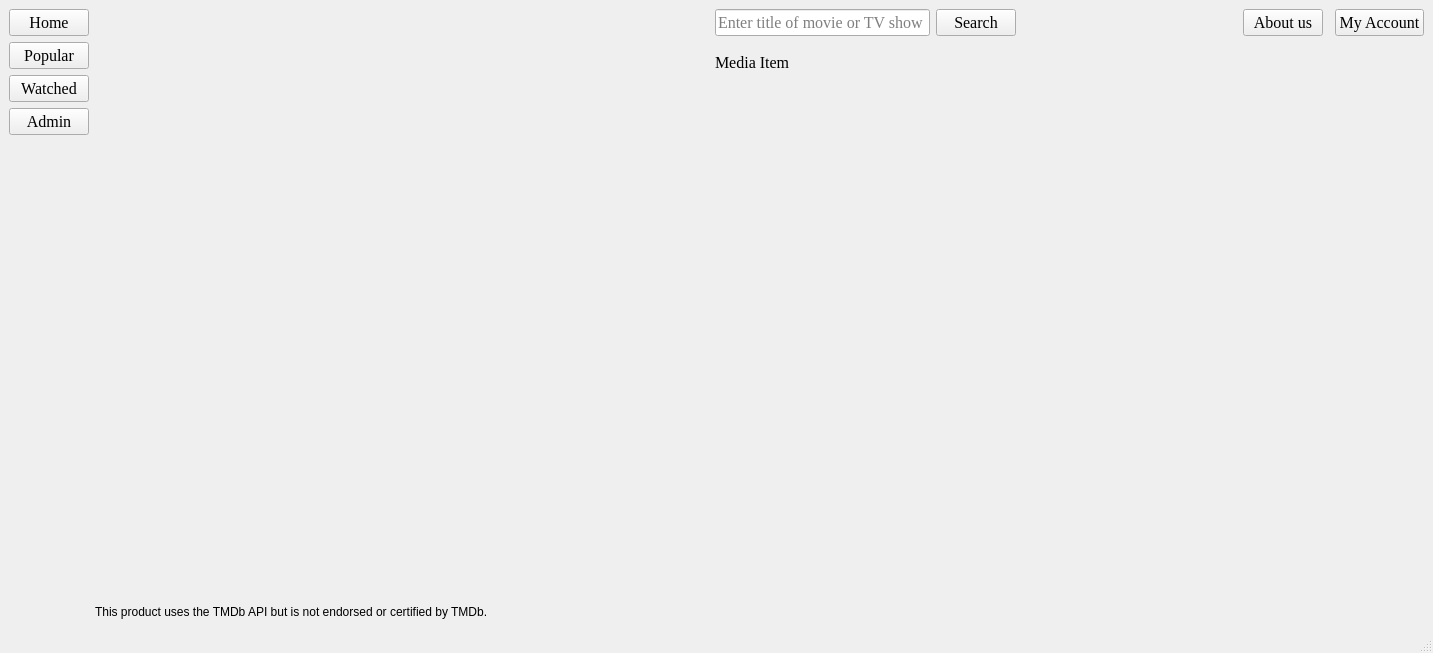
Before: the Qt Designer form PlotTalk/Forms/dashboard.ui in allanhaywood/CS441, drawn with Qt 5.
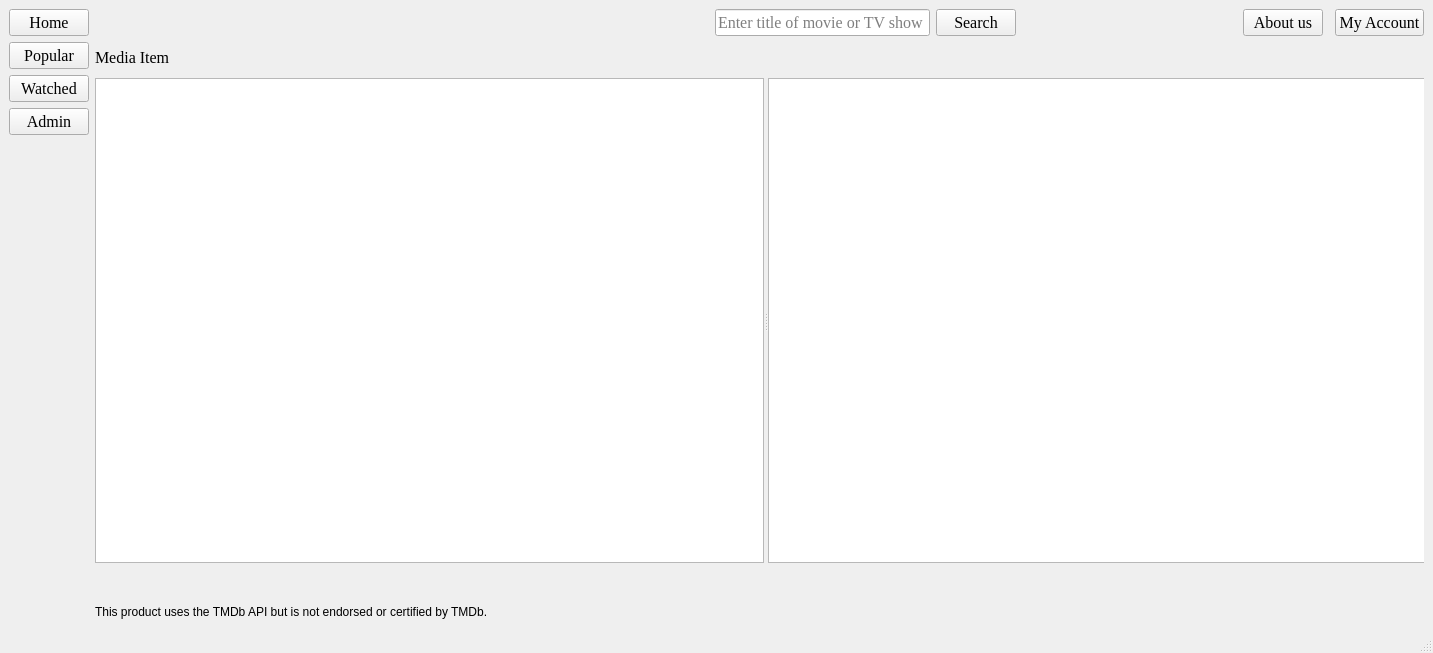
After: the same form once the commit is applied. The open tabs and pages were chosen to show the change. Icons and pictures are not drawn.

Commit message: Fixed dashboard to work with new changes to master

Patch:
```diff
--- a/PlotTalk/Forms/dashboard.ui
+++ b/PlotTalk/Forms/dashboard.ui
@@ -259,24 +259,45 @@
          </widget>
         </widget>
         <widget class="QWidget" name="page_5">
-         <widget class="QLabel" name="mediaItemText">
+         <widget class="QWidget" name="layoutWidget">
           <property name="geometry">
            <rect>
-            <x>620</x>
-            <y>10</y>
-            <width>91</width>
-            <height>20</height>
+            <x>0</x>
+            <y>0</y>
+            <width>1341</width>
+            <height>521</height>
            </rect>
           </property>
-          <property name="font">
-           <font>
-            <family>Georgia</family>
-            <pointsize>12</pointsize>
-           </font>
-          </property>
-          <property name="text">
-           <string>Media Item</string>
-          </property>
+          <layout class="QGridLayout" name="gridLayout_7">
+           <item row="0" column="0">
+            <widget class="QLabel" name="mediaItemText">
+             <property name="maximumSize">
+              <size>
+               <width>16777215</width>
+               <height>30</height>
+              </size>
+             </property>
+             <property name="font">
+              <font>
+               <family>Georgia</family>
+               <pointsize>12</pointsize>
+              </font>
+             </property>
+             <property name="text">
+              <string>Media Item</string>
+             </property>
+            </widget>
+           </item>
+           <item row="1" column="0">
+            <widget class="QSplitter" name="splitter_mediaInfoPage">
+             <property name="orientation">
+              <enum>Qt::Horizontal</enum>
+             </property>
+             <widget class="QListWidget" name="mediaNameList"/>
+             <widget class="QListWidget" name="mediaInfoList"/>
+            </widget>
+           </item>
+          </layout>
          </widget>
         </widget>
         <widget class="QWidget" name="page_6">
@@ -441,10 +462,13 @@
        <widget class="QLabel" name="label_2">
         <property name="maximumSize">
          <size>
-          <width>50</width>
-          <height>50</height>
+          <width>30</width>
+          <height>30</height>
          </size>
         </property>
+        <property name="layoutDirection">
+         <enum>Qt::RightToLeft</enum>
+        </property>
         <property name="autoFillBackground">
          <bool>false</bool>
         </property>
```
Left out of the diff: 97 changed lines with no effect on the pictures.
